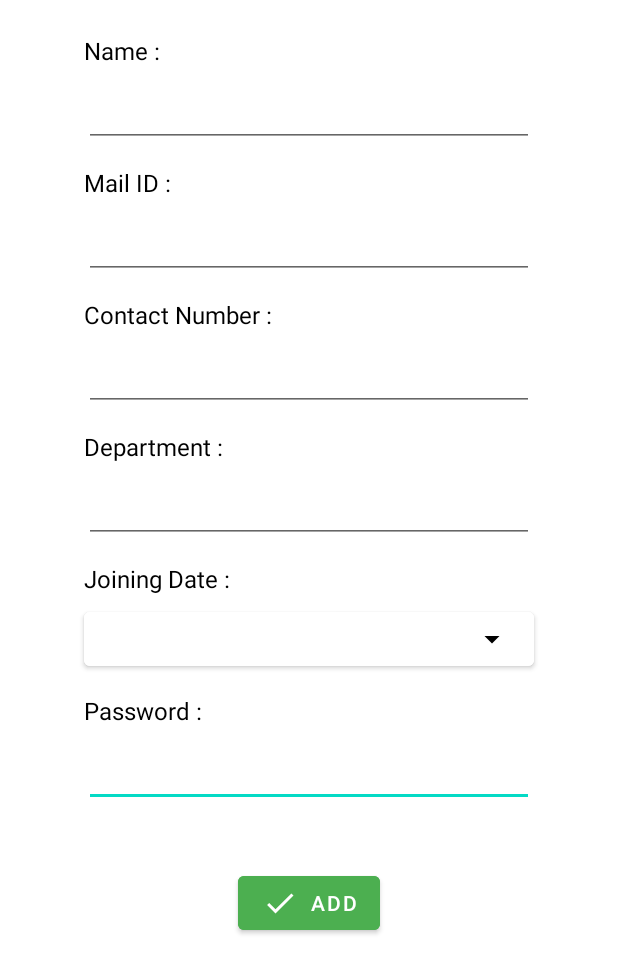
After one commit to Mitulagr/Office, an Android app: the layout addemployee.xml on its own in the app's theme, with its tools: preview values and no code run, on a phone screen of 412 x 824 dp. The commit adds this screen. Shown: the top 973 px of the screen. Run offline under Robolectric (Android 15) with nearby library versions, the phone set to English and light mode, and no system bars.

Commit message:
Admin Page Done

```diff
--- a/app/src/main/java/com/mitulagr/office/MainActivity.java
+++ b/app/src/main/java/com/mitulagr/office/MainActivity.java
@@ -42,7 +42,7 @@ public class MainActivity extends AppCompatActivity {
             startActivity(new Intent(MainActivity.this, Admin.class));
         }
         if(sp.getInt("Current User", 0)==2){
-            startActivity(new Intent(MainActivity.this, Employee.class));
+            startActivity(new Intent(MainActivity.this, Emp.class));
         }
 
         // Automatic Log In
@@ -75,9 +75,10 @@ public class MainActivity extends AppCompatActivity {
                             exist = true;
                             if(Employees.get(i).pass.equals(password.getText().toString())){
                                 editor.putInt("Current User", 2);
+                                editor.commit();
                                 editor.putString("Employee", email);
                                 editor.commit();
-                                startActivity(new Intent(MainActivity.this, Employee.class));
+                                startActivity(new Intent(MainActivity.this, Emp.class));
                             }
                             else {
                                 // Wrong Employee Password
--- /dev/null
+++ b/app/src/main/res/drawable/ic_baseline_arrow_drop_down_24.xml
@@ -0,0 +1,5 @@
+<vector android:height="24dp" android:tint="#000000"
+    android:viewportHeight="24" android:viewportWidth="24"
+    android:width="24dp" xmlns:android="http://schemas.android.com/apk/res/android">
+    <path android:fillColor="@android:color/white" android:pathData="M7,10l5,5 5,-5z"/>
+</vector>
--- /dev/null
+++ b/app/src/main/res/drawable/ic_baseline_done_24.xml
@@ -0,0 +1,5 @@
+<vector android:height="24dp" android:tint="#FFFFFF"
+    android:viewportHeight="24" android:viewportWidth="24"
+    android:width="24dp" xmlns:android="http://schemas.android.com/apk/res/android">
+    <path android:fillColor="@android:color/white" android:pathData="M9,16.2L4.8,12l-1.4,1.4L9,19 21,7l-1.4,-1.4L9,16.2z"/>
+</vector>
--- a/app/src/main/res/layout/activity_emp.xml
+++ b/app/src/main/res/layout/activity_emp.xml
@@ -33,7 +33,7 @@
                     android:layout_width="wrap_content"
                     android:layout_height="wrap_content"
                     android:backgroundTint="#F44336"
-                    android:layout_marginVertical="5dp"
+                    android:layout_marginVertical="10dp"
                     android:drawableLeft="@drawable/ic_baseline_add_24"
                     android:text="Add Task"
                     android:textSize="12sp"
--- /dev/null
+++ b/app/src/main/res/layout/addemployee.xml
@@ -0,0 +1,167 @@
+<?xml version="1.0" encoding="utf-8"?>
+<androidx.constraintlayout.widget.ConstraintLayout xmlns:android="http://schemas.android.com/apk/res/android"
+    xmlns:app="http://schemas.android.com/apk/res-auto"
+    xmlns:tools="http://schemas.android.com/tools"
+    android:layout_width="match_parent"
+    android:layout_height="wrap_content"
+    android:background="@color/white"
+    android:padding="10dp">
+
+    <TextView
+        android:id="@+id/textView14"
+        android:layout_width="wrap_content"
+        android:layout_height="wrap_content"
+        android:layout_marginBottom="5dp"
+        android:text="Mail ID :"
+        android:textColor="#000000"
+        android:textSize="16sp"
+        app:layout_constraintBottom_toTopOf="@+id/editTextTextPersonName5"
+        app:layout_constraintStart_toStartOf="@+id/editTextTextPersonName5" />
+
+    <TextView
+        android:id="@+id/textView15"
+        android:layout_width="wrap_content"
+        android:layout_height="wrap_content"
+        android:layout_marginBottom="5dp"
+        android:text="Contact Number :"
+        android:textColor="#000000"
+        android:textSize="16sp"
+        app:layout_constraintBottom_toTopOf="@+id/editTextTextPersonName6"
+        app:layout_constraintStart_toStartOf="@+id/editTextTextPersonName6" />
+
+    <TextView
+        android:id="@+id/textView16"
+        android:layout_width="wrap_content"
+        android:layout_height="wrap_content"
+        android:layout_marginBottom="5dp"
+        android:text="Department :"
+        android:textColor="#000000"
+        android:textSize="16sp"
+        app:layout_constraintBottom_toTopOf="@+id/editTextTextPersonName7"
+        app:layout_constraintStart_toStartOf="@+id/editTextTextPersonName7" />
+
+    <TextView
+        android:id="@+id/textView17"
+        android:layout_width="wrap_content"
+        android:layout_height="wrap_content"
+        android:layout_marginBottom="5dp"
+        android:text="Joining Date :"
+        android:textColor="#000000"
+        android:textSize="16sp"
+        app:layout_constraintBottom_toTopOf="@+id/joindate"
+        app:layout_constraintStart_toStartOf="@+id/joindate" />
+
+    <TextView
+        android:id="@+id/textView18"
+        android:layout_width="wrap_content"
+        android:layout_height="wrap_content"
+        android:layout_marginBottom="5dp"
+        android:text="Password :"
+        android:textColor="#000000"
+        android:textSize="16sp"
+        app:layout_constraintBottom_toTopOf="@+id/editTextTextPersonName9"
+        app:layout_constraintStart_toStartOf="@+id/editTextTextPersonName9" />
+
+    <EditText
+        android:id="@+id/editTextTextPersonName9"
+        android:layout_width="300dp"
+        android:layout_height="wrap_content"
+        android:layout_marginTop="40dp"
+        android:ems="10"
+        android:inputType="textPassword"
+        android:textSize="20sp"
+        app:layout_constraintEnd_toEndOf="parent"
+        app:layout_constraintHorizontal_bias="0.5"
+        app:layout_constraintStart_toStartOf="parent"
+        app:layout_constraintTop_toBottomOf="@+id/joindate" />
+
+    <Button
+        android:id="@+id/joindate"
+        android:layout_width="300dp"
+        android:layout_height="wrap_content"
+        android:layout_marginTop="40dp"
+        android:backgroundTint="#FFFFFF"
+        android:drawableRight="@drawable/ic_baseline_arrow_drop_down_24"
+        android:textColor="#000000"
+        android:textSize="14sp"
+        app:layout_constraintEnd_toEndOf="parent"
+        app:layout_constraintHorizontal_bias="0.5"
+        app:layout_constraintStart_toStartOf="parent"
+        app:layout_constraintTop_toBottomOf="@+id/editTextTextPersonName7" />
+
+    <EditText
+        android:id="@+id/editTextTextPersonName7"
+        android:layout_width="300dp"
+        android:layout_height="wrap_content"
+        android:layout_marginTop="40dp"
+        android:ems="10"
+        android:inputType="textPersonName"
+        android:textSize="20sp"
+        app:layout_constraintEnd_toEndOf="parent"
+        app:layout_constraintHorizontal_bias="0.5"
+        app:layout_constraintStart_toStartOf="parent"
+        app:layout_constraintTop_toBottomOf="@+id/editTextTextPersonName6" />
+
+    <EditText
+        android:id="@+id/editTextTextPersonName6"
+        android:layout_width="300dp"
+        android:layout_height="wrap_content"
+        android:layout_marginTop="40dp"
+        android:ems="10"
+        android:inputType="phone"
+        android:textSize="20sp"
+        app:layout_constraintEnd_toEndOf="parent"
+        app:layout_constraintHorizontal_bias="0.5"
+        app:layout_constraintStart_toStartOf="parent"
+        app:layout_constraintTop_toBottomOf="@+id/editTextTextPersonName5" />
+
+    <EditText
+        android:id="@+id/editTextTextPersonName5"
+        android:layout_width="300dp"
+        android:layout_height="wrap_content"
+        android:layout_marginTop="40dp"
+        android:ems="10"
+        android:inputType="textEmailAddress"
+        android:textSize="20sp"
+        app:layout_constraintEnd_toEndOf="parent"
+        app:layout_constraintHorizontal_bias="0.5"
+        app:layout_constraintStart_toStartOf="parent"
+        app:layout_constraintTop_toBottomOf="@+id/editTextTextPersonName3" />
+
+    <EditText
+        android:id="@+id/editTextTextPersonName3"
+        android:layout_width="300dp"
+        android:layout_height="wrap_content"
+        android:layout_marginTop="40dp"
+        android:ems="10"
+        android:inputType="textPersonName"
+        android:textSize="20sp"
+        app:layout_constraintEnd_toEndOf="parent"
+        app:layout_constraintHorizontal_bias="0.5"
+        app:layout_constraintStart_toStartOf="parent"
+        app:layout_constraintTop_toTopOf="parent" />
+
+    <TextView
+        android:id="@+id/textView13"
+        android:layout_width="wrap_content"
+        android:layout_height="wrap_content"
+        android:layout_marginBottom="5dp"
+        android:text="Name :"
+        android:textColor="#000000"
+        android:textSize="16sp"
+        app:layout_constraintBottom_toTopOf="@+id/editTextTextPersonName3"
+        app:layout_constraintStart_toStartOf="@+id/editTextTextPersonName3" />
+
+    <Button
+        android:id="@+id/button3"
+        android:layout_width="wrap_content"
+        android:layout_height="wrap_content"
+        android:layout_marginTop="40dp"
+        android:backgroundTint="@color/grn"
+        android:drawableLeft="@drawable/ic_baseline_done_24"
+        android:text="Add"
+        app:layout_constraintEnd_toEndOf="parent"
+        app:layout_constraintHorizontal_bias="0.5"
+        app:layout_constraintStart_toStartOf="parent"
+        app:layout_constraintTop_toBottomOf="@+id/editTextTextPersonName9" />
+</androidx.constraintlayout.widget.ConstraintLayout>
```
Also changed, not shown: app/src/main/java/com/mitulagr/office/Admin.java (+132 -1 lines), app/src/main/java/com/mitulagr/office/DBHandler.java (+12 -0 lines), app/src/main/res/layout/activity_admin.xml (+20 -8 lines).
